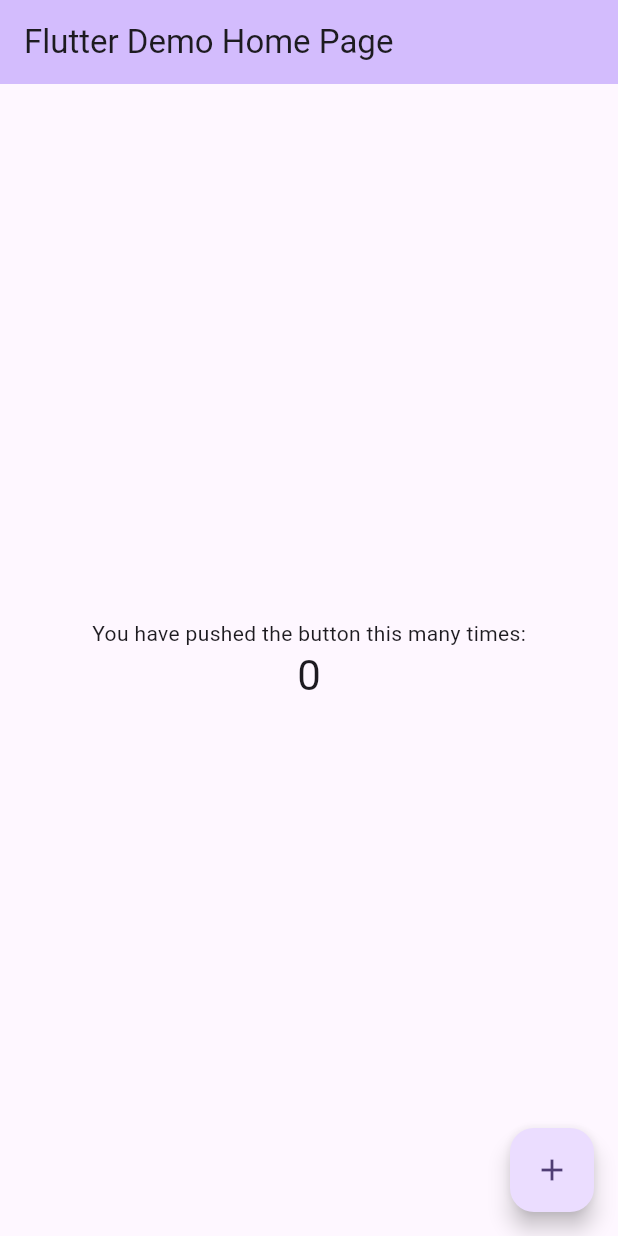
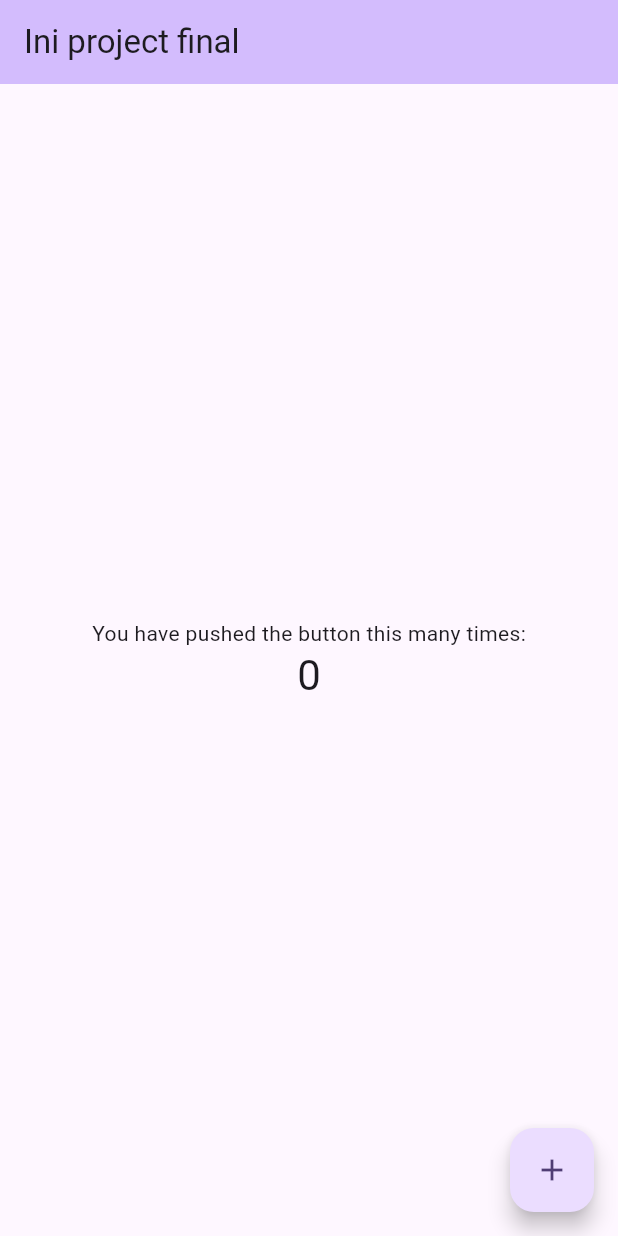
Before and after one commit to RezaOkto104/project_final, a Flutter app: the screen it shows after launch, on a phone screen of 412 x 824 dp. Run offline on Flutter 3.47's test engine with Material 3 defaults, Android fonts, the phone set to English and light mode, and no system bars.

Commit message:
ubah judul

```diff
--- a/lib/main.dart
+++ b/lib/main.dart
@@ -31,7 +31,7 @@ class MyApp extends StatelessWidget {
         colorScheme: ColorScheme.fromSeed(seedColor: Colors.deepPurple),
         useMaterial3: true,
       ),
-      home: const MyHomePage(title: 'Flutter Demo Home Page'),
+      home: const MyHomePage(title: 'Ini project final'),
     );
   }
 }
```
